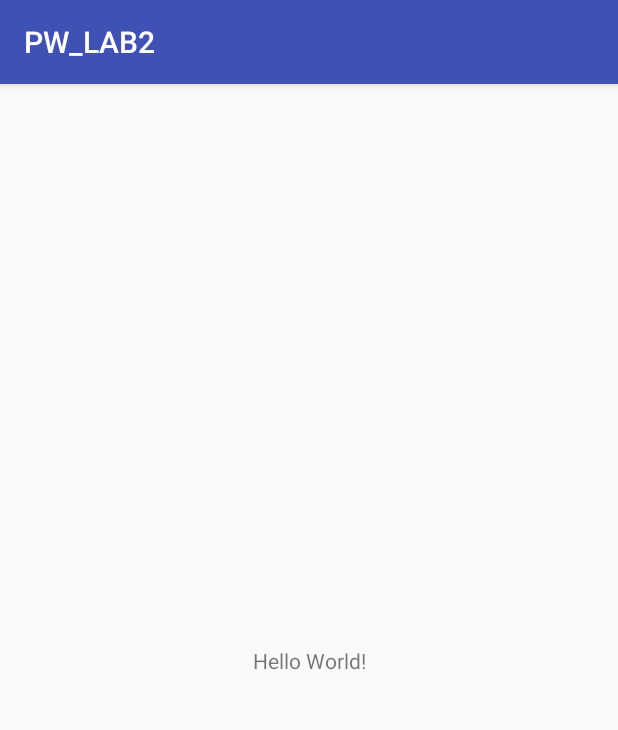
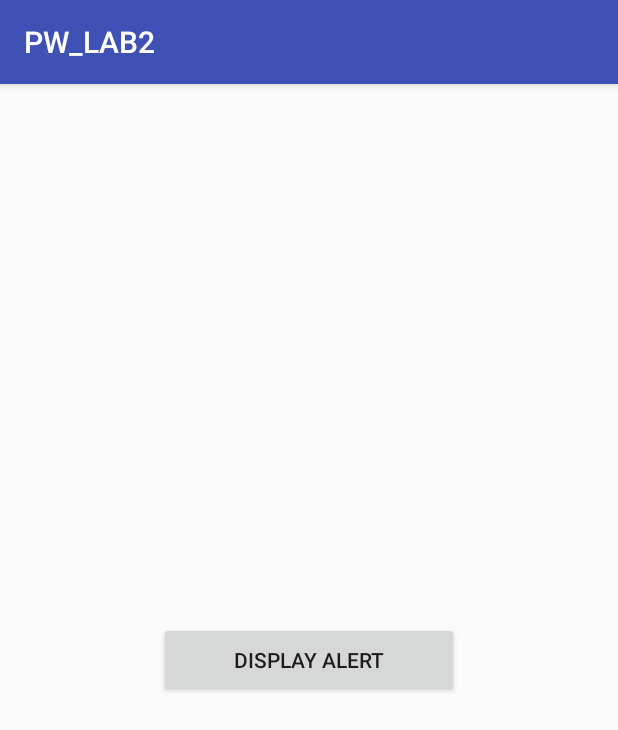
Before and after one commit to Tolea86/WP_ANDROID, an Android app: the screen it shows after launch (MainActivity), on a phone screen of 412 x 824 dp. Shown: the top 730 px of the screen. Run offline under Robolectric (Android 15) with nearby library versions, the phone set to English and light mode, and no system bars.

Commit message:
Added button in center and dialog to appear on clicking

```diff
--- a/LAB_2/PW_LAB2/app/src/main/java/com/tolea/pw_lab2/MainActivity.java
+++ b/LAB_2/PW_LAB2/app/src/main/java/com/tolea/pw_lab2/MainActivity.java
@@ -1,13 +1,48 @@
 package com.tolea.pw_lab2;
 
+import android.app.AlertDialog;
+import android.content.DialogInterface;
 import android.support.v7.app.AppCompatActivity;
 import android.os.Bundle;
+import android.view.View;
+import android.widget.Button;
+import android.widget.RelativeLayout;
 
 public class MainActivity extends AppCompatActivity {
+
+    RelativeLayout mainView;
+
+    Button centerButton;
 
     @Override
     protected void onCreate(Bundle savedInstanceState) {
         super.onCreate(savedInstanceState);
         setContentView(R.layout.activity_main);
+
+        mainView = (RelativeLayout) findViewById(R.id.mainView);
+
+        centerButton = (Button) findViewById(R.id.centerButton);
+
+        centerButton.setOnClickListener(new View.OnClickListener() {
+            @Override
+            public void onClick(View view) {
+                AlertDialog.Builder builder = new AlertDialog.Builder(
+                        MainActivity.this);
+                builder.setMessage("Hey!")
+                        .setTitle("Super Dialog Box")
+                        .setCancelable(false)
+                        .setPositiveButton("OK",
+                                new DialogInterface.OnClickListener() {
+                                    public void onClick(DialogInterface dialog,
+                                                        int id) {
+                                        dialog.cancel();
+                                    }
+                                });
+                AlertDialog alert = builder.create();
+                alert.show();
+            }
+        });
     }
+
+
 }
--- a/LAB_2/PW_LAB2/app/src/main/res/layout/activity_main.xml
+++ b/LAB_2/PW_LAB2/app/src/main/res/layout/activity_main.xml
@@ -1,18 +1,18 @@
 <?xml version="1.0" encoding="utf-8"?>
-<android.support.constraint.ConstraintLayout xmlns:android="http://schemas.android.com/apk/res/android"
+<RelativeLayout xmlns:android="http://schemas.android.com/apk/res/android"
     xmlns:app="http://schemas.android.com/apk/res-auto"
     xmlns:tools="http://schemas.android.com/tools"
     android:layout_width="match_parent"
+    android:id="@+id/mainView"
     android:layout_height="match_parent"
     tools:context="com.tolea.pw_lab2.MainActivity">
 
-    <TextView
-        android:layout_width="wrap_content"
-        android:layout_height="wrap_content"
-        android:text="Hello World!"
-        app:layout_constraintBottom_toBottomOf="parent"
-        app:layout_constraintLeft_toLeftOf="parent"
-        app:layout_constraintRight_toRightOf="parent"
-        app:layout_constraintTop_toTopOf="parent" />
+    <Button
+        android:layout_width="200dp"
+        android:layout_height="50dp"
+        android:id="@+id/centerButton"
+        android:layout_centerInParent="true"
+        android:text="Display Alert"
+        />
 
-</android.support.constraint.ConstraintLayout>
+</RelativeLayout>
```
Also changed, not shown: 2 other files.
